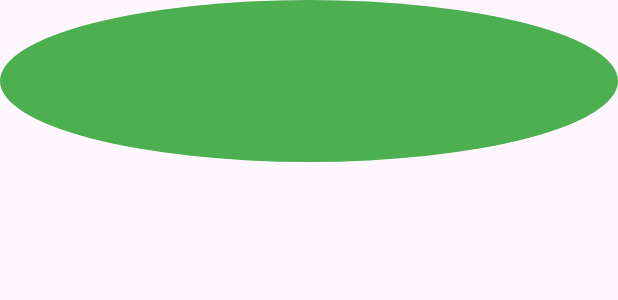
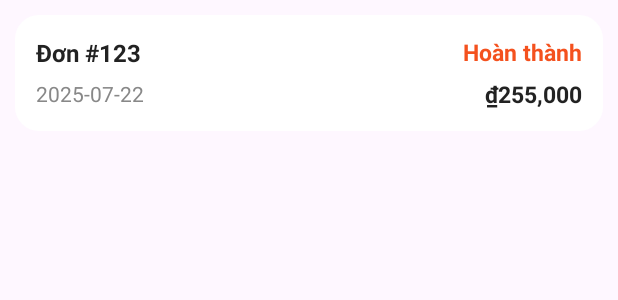
Before and after one commit to LaVieNguyenn/product-sales-android-studio, an Android app: the layout item_order_summary.xml on its own in the app's theme, with its tools: preview values and no code run, on a phone screen of 412 x 824 dp. Shown: the top 300 px of the screen. Run offline under Robolectric (Android 15) with nearby library versions, the phone set to English and light mode, and no system bars.

Commit message:
Update OrderDetail

```diff
--- a/app/src/main/java/com/example/productsaleandroid/OrderDetailActivity.java
+++ b/app/src/main/java/com/example/productsaleandroid/OrderDetailActivity.java
@@ -2,6 +2,7 @@ package com.example.productsaleandroid;
 
 import android.content.SharedPreferences;
 import android.os.Bundle;
+import android.widget.ImageView;
 import android.widget.TextView;
 import android.widget.Toast;
 import androidx.appcompat.app.AppCompatActivity;
@@ -30,7 +31,8 @@ public class OrderDetailActivity extends AppCompatActivity {
         tvOrderInfo = findViewById(R.id.tvOrderInfo);
         tvTotalPrice = findViewById(R.id.tvTotalPrice);
         recyclerOrderProducts = findViewById(R.id.recyclerOrderProducts);
-
+        ImageView btnBack = findViewById(R.id.btnBack);
+        btnBack.setOnClickListener(v -> finish());
         int orderId = getIntent().getIntExtra("orderId", -1);
         if (orderId == -1) {
             Toast.makeText(this, "Không có mã đơn!", Toast.LENGTH_SHORT).show();
@@ -53,7 +55,7 @@ public class OrderDetailActivity extends AppCompatActivity {
                             tvOrderStatus.setText("paid".equals(order.orderStatus) ? "Hoàn thành" : "Đang xử lý");
                             tvOrderInfo.setText("Phương thức: " + order.paymentMethod
                                     + " | Địa chỉ: " + order.billingAddress);
-                            tvTotalPrice.setText("Tổng cộng: ₫" + String.format("%,d", order.cart.totalPrice));
+                            tvTotalPrice.setText("Tổng cộng: ₫" + String.format("%,.0f", order.cart.totalPrice));
                             List<CartItem> items = order.cart.items;
 
                             recyclerOrderProducts.setLayoutManager(new LinearLayoutManager(OrderDetailActivity.this));
--- a/app/src/main/java/com/example/productsaleandroid/OrderHistoryActivity.java
+++ b/app/src/main/java/com/example/productsaleandroid/OrderHistoryActivity.java
@@ -3,6 +3,8 @@ package com.example.productsaleandroid;
 import android.content.Intent;
 import android.content.SharedPreferences;
 import android.os.Bundle;
+import android.widget.ImageButton;
+import android.widget.ImageView;
 import android.widget.Toast;
 import androidx.appcompat.app.AppCompatActivity;
 import androidx.recyclerview.widget.LinearLayoutManager;
@@ -26,6 +28,8 @@ public class OrderHistoryActivity extends AppCompatActivity {
 
         recyclerOrders = findViewById(R.id.recyclerOrders);
         recyclerOrders.setLayoutManager(new LinearLayoutManager(this));
+        ImageView btnBack = findViewById(R.id.btnBack);
+        btnBack.setOnClickListener(v -> finish());
         loadOrders();
     }
 
--- /dev/null
+++ b/app/src/main/res/drawable/bg_order_card.xml
@@ -0,0 +1,14 @@
+<shape xmlns:android="http://schemas.android.com/apk/res/android"
+    android:shape="rectangle">
+    <!-- Nền trắng -->
+    <solid android:color="#FFFFFF" />
+    <!-- Bo góc -->
+    <corners android:radius="16dp" />
+    <!-- Bóng đổ (API 21+) -->
+    <padding
+        android:left="2dp"
+        android:top="2dp"
+        android:right="2dp"
+        android:bottom="2dp" />
+    <size android:width="0dp" android:height="0dp" />
+</shape>
--- a/app/src/main/res/layout/item_order_summary.xml
+++ b/app/src/main/res/layout/item_order_summary.xml
@@ -1,13 +1,63 @@
+<?xml version="1.0" encoding="utf-8"?>
 <LinearLayout xmlns:android="http://schemas.android.com/apk/res/android"
-    android:orientation="vertical" android:layout_width="match_parent" android:layout_height="wrap_content"
-    android:padding="14dp" android:background="@drawable/bg_green_circle">
+    android:orientation="vertical"
+    android:background="@drawable/bg_order_card"
+    android:layout_margin="10dp"
+    android:padding="14dp"
+    android:layout_width="match_parent"
+    android:layout_height="wrap_content">
 
-    <TextView android:id="@+id/tvOrderId" android:textStyle="bold" android:textSize="16sp"
-        android:layout_width="wrap_content" android:layout_height="wrap_content"/>
-    <TextView android:id="@+id/tvOrderStatus" android:textColor="@color/black"
-        android:layout_width="wrap_content" android:layout_height="wrap_content"/>
-    <TextView android:id="@+id/tvOrderDate"
-        android:layout_width="wrap_content" android:layout_height="wrap_content"/>
-    <TextView android:id="@+id/tvOrderTotal" android:textStyle="bold"
-        android:layout_width="wrap_content" android:layout_height="wrap_content"/>
+    <!-- Dòng trên: Mã đơn + Trạng thái -->
+    <LinearLayout
+        android:layout_width="match_parent"
+        android:layout_height="wrap_content"
+        android:orientation="horizontal"
+        android:gravity="center_vertical">
+
+        <TextView
+            android:id="@+id/tvOrderId"
+            android:text="Đơn #123"
+            android:textStyle="bold"
+            android:textColor="#222"
+            android:textSize="16sp"
+            android:layout_width="0dp"
+            android:layout_weight="1"
+            android:layout_height="wrap_content" />
+
+        <TextView
+            android:id="@+id/tvOrderStatus"
+            android:text="Hoàn thành"
+            android:textStyle="bold"
+            android:textColor="#F4511E"
+            android:textSize="15sp"
+            android:layout_width="wrap_content"
+            android:layout_height="wrap_content" />
+    </LinearLayout>
+
+    <!-- Dòng dưới: Ngày + Tổng tiền -->
+    <LinearLayout
+        android:layout_width="match_parent"
+        android:layout_height="wrap_content"
+        android:orientation="horizontal"
+        android:layout_marginTop="6dp"
+        android:gravity="center_vertical">
+
+        <TextView
+            android:id="@+id/tvOrderDate"
+            android:text="2025-07-22"
+            android:textColor="#888"
+            android:textSize="14sp"
+            android:layout_width="0dp"
+            android:layout_weight="1"
+            android:layout_height="wrap_content" />
+
+        <TextView
+            android:id="@+id/tvOrderTotal"
+            android:text="₫255,000"
+            android:textStyle="bold"
+            android:textColor="#222"
+            android:textSize="15sp"
+            android:layout_width="wrap_content"
+            android:layout_height="wrap_content"/>
+    </LinearLayout>
 </LinearLayout>
```
Also changed, not shown: app/src/main/res/drawable/bg_button_outline_orange.xml (added, +9 -0 lines), app/src/main/res/layout/activity_order_detail.xml (+25 -8 lines), app/src/main/res/layout/activity_order_history.xml (+30 -9 lines).
